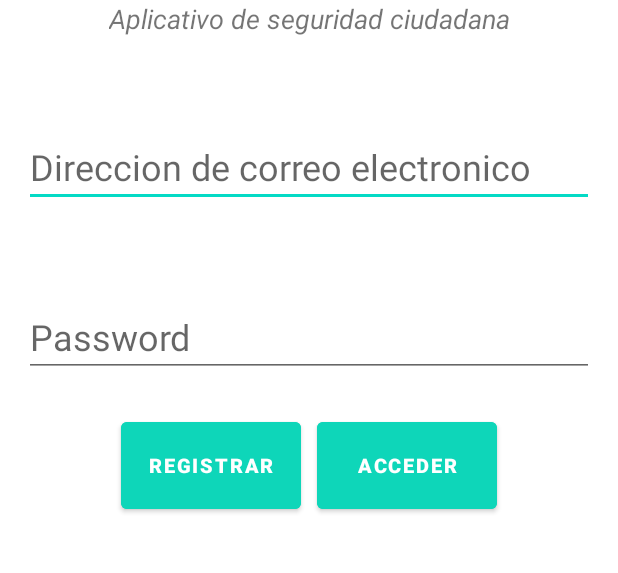
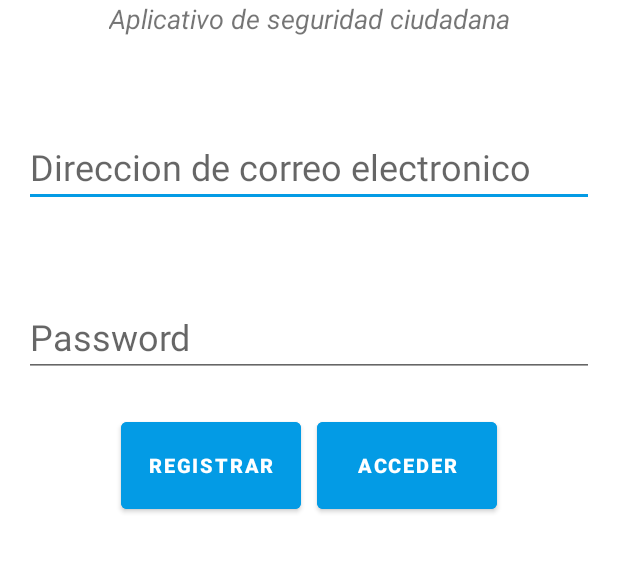
Before and after one commit to paulbm9/ST-Robmac, an Android app: the screen it shows after launch (AuthActivity), on a phone screen of 412 x 824 dp, the part 280-853 px from its top. Run offline under Robolectric (Android 15) with nearby library versions, the phone set to English and light mode, and no system bars; our stand-ins replace Firebase (no records; nobody signed in at launch, a user with empty details on screens opened directly).

Commit message:
Modify colors and theme

```diff
--- a/app/src/main/res/layout/activity_auth.xml
+++ b/app/src/main/res/layout/activity_auth.xml
@@ -64,7 +64,7 @@
         android:layout_height="70dp"
         android:layout_marginTop="24dp"
         android:layout_marginRight="50dp"
-        android:backgroundTint="#0ED6B9"
+        android:backgroundTint="#039BE5"
         android:text="Registrar"
         android:textColor="#ffffff"
         android:textSize="13sp"
@@ -79,7 +79,7 @@
         android:layout_height="70dp"
         android:layout_marginLeft="50dp"
         android:layout_marginTop="24dp"
-        android:backgroundTint="#0ED6B9"
+        android:backgroundTint="#039BE5"
         android:text="Acceder"
         android:textColor="#ffffff"
         android:textSize="13sp"
--- a/app/src/main/res/values/themes.xml
+++ b/app/src/main/res/values/themes.xml
@@ -6,8 +6,8 @@
         <item name="colorPrimaryVariant">#2C384A</item>
         <item name="colorOnPrimary">@color/white</item>
         <!-- Secondary brand color. -->
-        <item name="colorSecondary">@color/teal_200</item>
-        <item name="colorSecondaryVariant">@color/teal_700</item>
+        <item name="colorSecondary">#039BE5</item>
+        <item name="colorSecondaryVariant">#2C384A</item>
         <item name="colorOnSecondary">@color/black</item>
         <!-- Status bar color. -->
         <item name="android:statusBarColor" tools:targetApi="21">?attr/colorPrimaryVariant</item>
```
